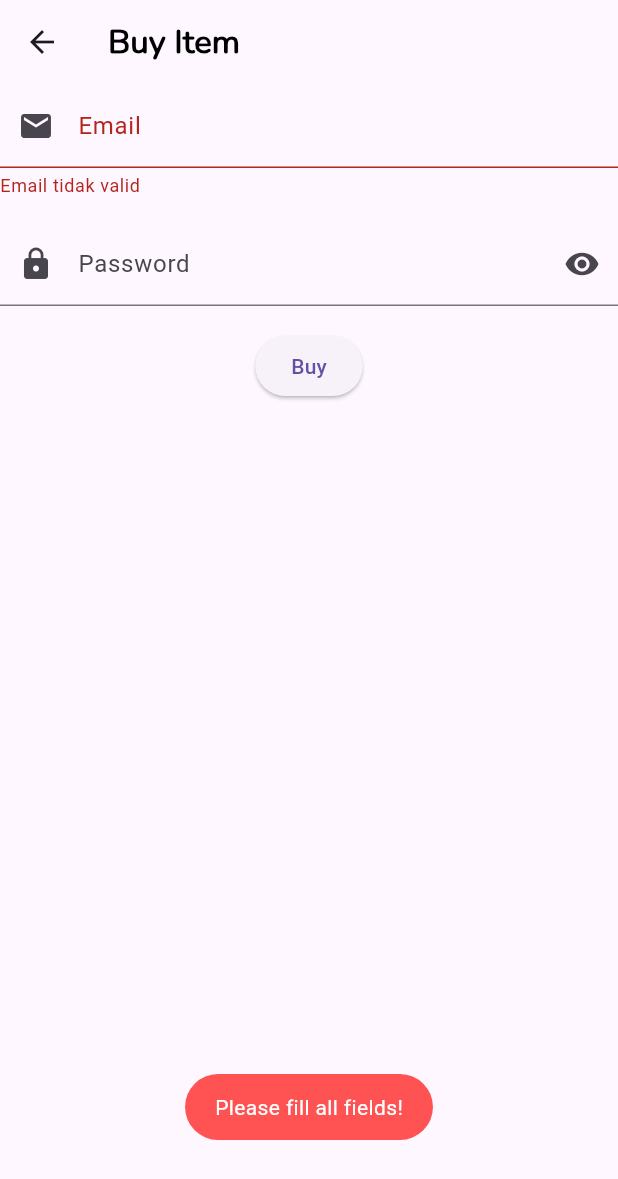
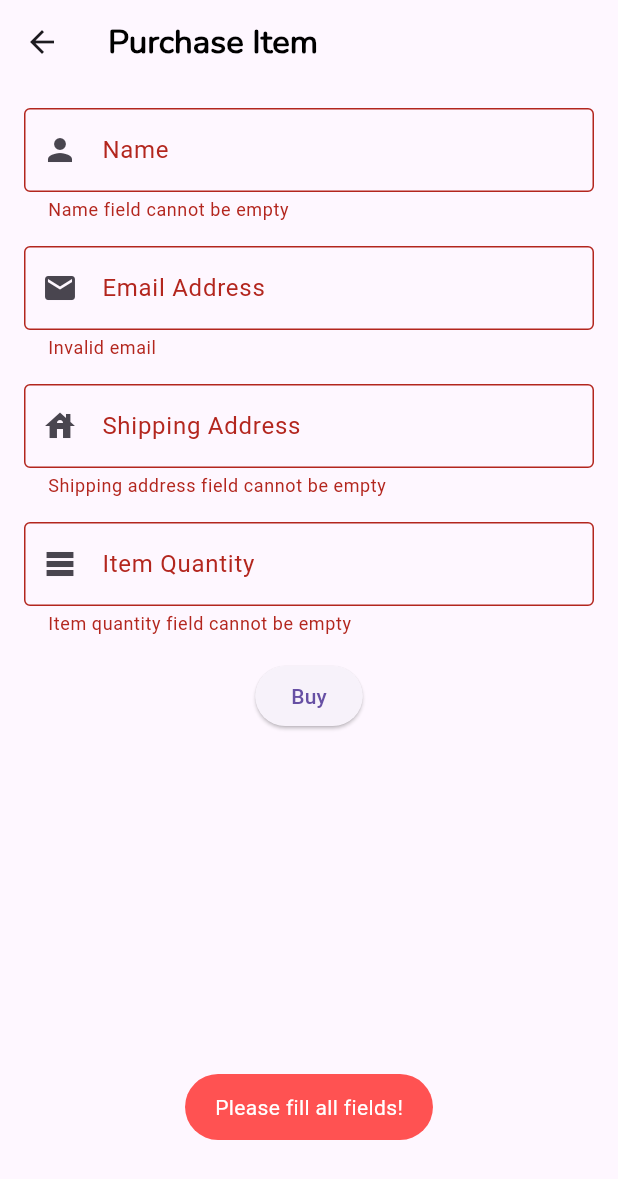
Before and after one commit to Nielioo/Merchant-App, a Flutter app: the FormBuyPage screen opened by its route, after a tap on "Buy", on a phone screen of 412 x 824 dp. Shown: the top 1179 px of the screen. Run offline on Flutter 3.47's test engine with Material 2 defaults, Android fonts, the phone set to English and light mode, and no system bars; our stand-ins replace email_validator, fluttertoast.

Commit message:
Update form

```diff
--- a/merchant_app/lib/views/page_form_buy.dart
+++ b/merchant_app/lib/views/page_form_buy.dart
@@ -15,9 +15,10 @@ class _FormBuyPageState extends State<FormBuyPage> {
   }
 
   final _formKey = GlobalKey<FormState>();
+  final ctrlName = TextEditingController();
   final ctrlEmail = TextEditingController();
-  final ctrlPass = TextEditingController();
-  bool isHide = true;
+  final ctrlAddress = TextEditingController();
+  final ctrlQuantity = TextEditingController();
 
   @override
   void dispose() {
@@ -29,7 +30,7 @@ class _FormBuyPageState extends State<FormBuyPage> {
     return Scaffold(
       appBar: AppBar(
         title: Text(
-          "Buy Item",
+          "Purchase Item",
           style: TextStyle(
               fontFamily: "Nunito",
               fontWeight: FontWeight.bold,
@@ -38,6 +39,7 @@ class _FormBuyPageState extends State<FormBuyPage> {
       ),
       body: Container(
         child: SingleChildScrollView(
+          padding: EdgeInsets.all(16),
           child: Column(
             children: [
               //  startt
@@ -46,18 +48,19 @@ class _FormBuyPageState extends State<FormBuyPage> {
                 child: Column(
                   children: [
                     TextFormField(
-                      keyboardType: TextInputType.emailAddress,
-                      decoration:
-                          // InputDecoration.collapsed(hintText: "Email Address"),
-                          InputDecoration(
-                        labelText: "Email",
-                        prefixIcon: Icon(Icons.mail),
+                      keyboardType: TextInputType.name,
+                      decoration: InputDecoration(
+                        labelText: "Name",
+                        border: OutlineInputBorder(),
+                        hintText: "Enter your name here",
+                        prefixIcon: Icon(Icons.person),
                       ),
-                      controller: ctrlEmail,
+                      controller: ctrlName,
                       autovalidateMode: AutovalidateMode.onUserInteraction,
                       validator: (value) {
-                        return !EmailValidator.validate(value.toString())
-                            ? "Email tidak valid"
+                        return (value.toString() == null ||
+                                value.toString().isEmpty)
+                            ? "Name field cannot be empty"
                             : null;
                       },
                     ),
@@ -66,27 +69,58 @@ class _FormBuyPageState extends State<FormBuyPage> {
                     ),
                     TextFormField(
                       keyboardType: TextInputType.emailAddress,
-                      decoration:
-                          // InputDecoration.collapsed(hintText: "Email Address"),
-                          InputDecoration(
-                              labelText: "Password",
-                              prefixIcon: Icon(Icons.lock),
-                              suffixIcon: GestureDetector(
-                                onTap: () {
-                                  setState(() {
-                                    isHide = !isHide;
-                                  });
-                                },
-                                child: (isHide)
-                                    ? Icon(Icons.visibility)
-                                    : Icon(Icons.visibility_off),
-                              )),
-                      controller: ctrlPass,
+                      decoration: InputDecoration(
+                        labelText: "Email Address",
+                        border: OutlineInputBorder(),
+                        hintText: "Enter your email address here",
+                        prefixIcon: Icon(Icons.mail),
+                      ),
+                      controller: ctrlEmail,
                       autovalidateMode: AutovalidateMode.onUserInteraction,
                       validator: (value) {
-                        // return value.toString().length < 8
-                        //     ? "Password at least 8 characters"
-                        //     : null;
+                        return !EmailValidator.validate(value.toString())
+                            ? "Invalid email"
+                            : null;
+                      },
+                    ),
+                    SizedBox(
+                      height: 16,
+                    ),
+                    TextFormField(
+                      keyboardType: TextInputType.streetAddress,
+                      decoration: InputDecoration(
+                        labelText: "Shipping Address",
+                        border: OutlineInputBorder(),
+                        hintText: "Enter your shipping address here",
+                        prefixIcon: Icon(Icons.house),
+                      ),
+                      controller: ctrlAddress,
+                      autovalidateMode: AutovalidateMode.onUserInteraction,
+                      validator: (value) {
+                        return (value.toString() == null ||
+                                value.toString().isEmpty)
+                            ? "Shipping address field cannot be empty"
+                            : null;
+                      },
+                    ),
+                    SizedBox(
+                      height: 16,
+                    ),
+                    TextFormField(
+                      keyboardType: TextInputType.number,
+                      decoration: InputDecoration(
+                        labelText: "Item Quantity",
+                        border: OutlineInputBorder(),
+                        hintText: "Enter item quantity you wanna buy",
+                        prefixIcon: Icon(Icons.table_rows),
+                      ),
+                      controller: ctrlQuantity,
+                      autovalidateMode: AutovalidateMode.onUserInteraction,
+                      validator: (value) {
+                        return (value.toString() == null ||
+                                value.toString().isEmpty)
+                            ? "Item quantity field cannot be empty"
+                            : null;
                       },
                     ),
                     SizedBox(
@@ -98,8 +132,16 @@ class _FormBuyPageState extends State<FormBuyPage> {
                             showDialog<String>(
                                 context: context,
                                 builder: (BuildContext context) => AlertDialog(
-                                      title: const Text('AlertDialog Title'),
-                                      content: Text(ctrlEmail.text.toString()),
+                                      title:
+                                          const Text('Purchase Confirmation',style: TextStyle(fontWeight: FontWeight.bold),),
+                                      content: Text("Name: " +
+                                          ctrlName.text.toString() +
+                                          "\nEmail: " +
+                                          ctrlEmail.text.toString() +
+                                          "\n\n" +
+                                          ctrlQuantity.text.toString() +
+                                          " item(s) will be send to " +
+                                          ctrlAddress.text.toString()),
                                       actions: <Widget>[
                                         TextButton(
                                           onPressed: () =>
@@ -109,13 +151,12 @@ class _FormBuyPageState extends State<FormBuyPage> {
                                         TextButton(
                                           onPressed: () {
                                             Fluttertoast.showToast(
-                                                msg: "email:" +
-                                                    ctrlEmail.text.toString(),
+                                                msg: "Successful Purchase",
                                                 toastLength: Toast.LENGTH_SHORT,
                                                 fontSize: 14,
                                                 backgroundColor:
                                                     Colors.greenAccent,
-                                                textColor: Colors.white);
+                                                textColor: Colors.black);
                                             Navigator.pop(context, 'OK');
                                             Navigator.pop(context);
                                           },
@@ -123,7 +164,6 @@ class _FormBuyPageState extends State<FormBuyPage> {
                                         ),
                                       ],
                                     ));
-
                           } else {
                             Fluttertoast.showToast(
                                 msg: "Please fill all fields!",
```
